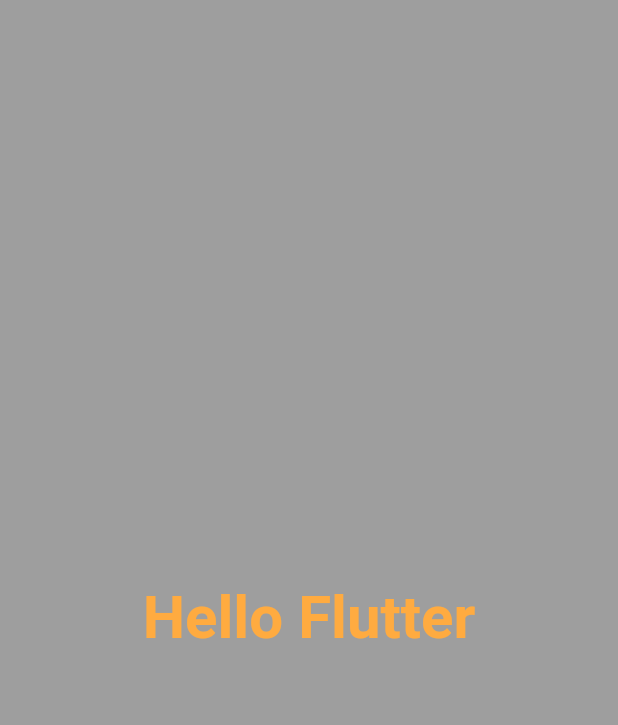
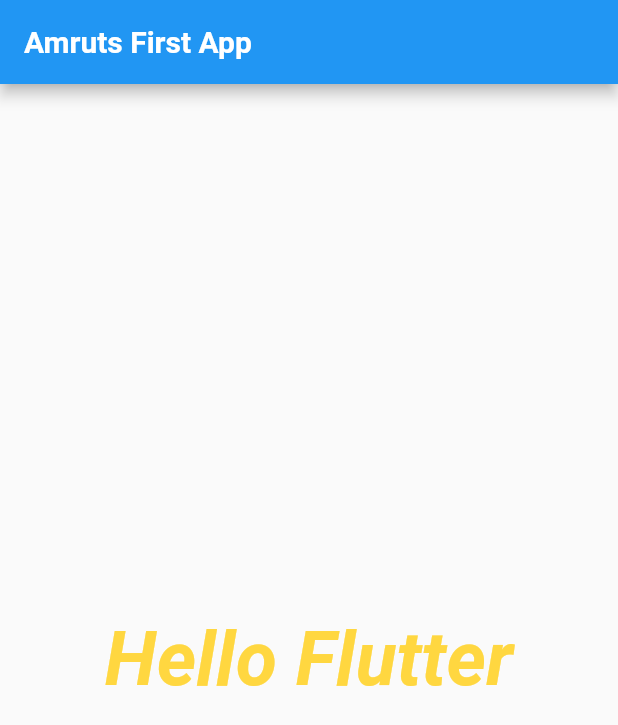
Before and after one commit to Amrut-17/FlutterPractice, a Flutter app: the screen it shows after launch, on a phone screen of 412 x 824 dp. Shown: the top 725 px of the screen. Run offline on Flutter 3.47's test engine with Material 2 defaults, Android fonts, the phone set to English and light mode, and no system bars.

Commit message:
MaterialApp, title, body, scaffold, appBar, debugShowCheckModeBanner, StatelessWidget

```diff
--- a/lib/main.dart
+++ b/lib/main.dart
@@ -2,19 +2,39 @@
 
 void main() {
   runApp(
-    Material(
-      color: Colors.grey,
+    MyApp(),
+  );
+}
+
+class MyApp extends StatelessWidget {
+  @override
+  Widget build(BuildContext context) {
+    return MaterialApp(
+      debugShowCheckedModeBanner: false,
+      title: "First App",
+      home: Scaffold(
+        appBar: AppBar(
+          title: Text(
+            "Amruts First App",
+            style: TextStyle(
+              fontWeight: FontWeight.bold,
+            ),
+          ),
+        ),
+        body: Material(
           child: Center(
             child: Text(
               "Hello Flutter",
-          textDirection: TextDirection.ltr,
               style: TextStyle(
-            color: Colors.orangeAccent,
-            fontSize: 40.0,
+                color: Colors.amberAccent,
+                fontStyle: FontStyle.italic,
                 fontWeight: FontWeight.bold,
+                fontSize: 50.0,
+              ),
             ),
           ),
         ),
       ),
     );
   }
+}
```
Also changed, not shown: 1 other file. Lines whose indentation alone changed are shown as unchanged.
